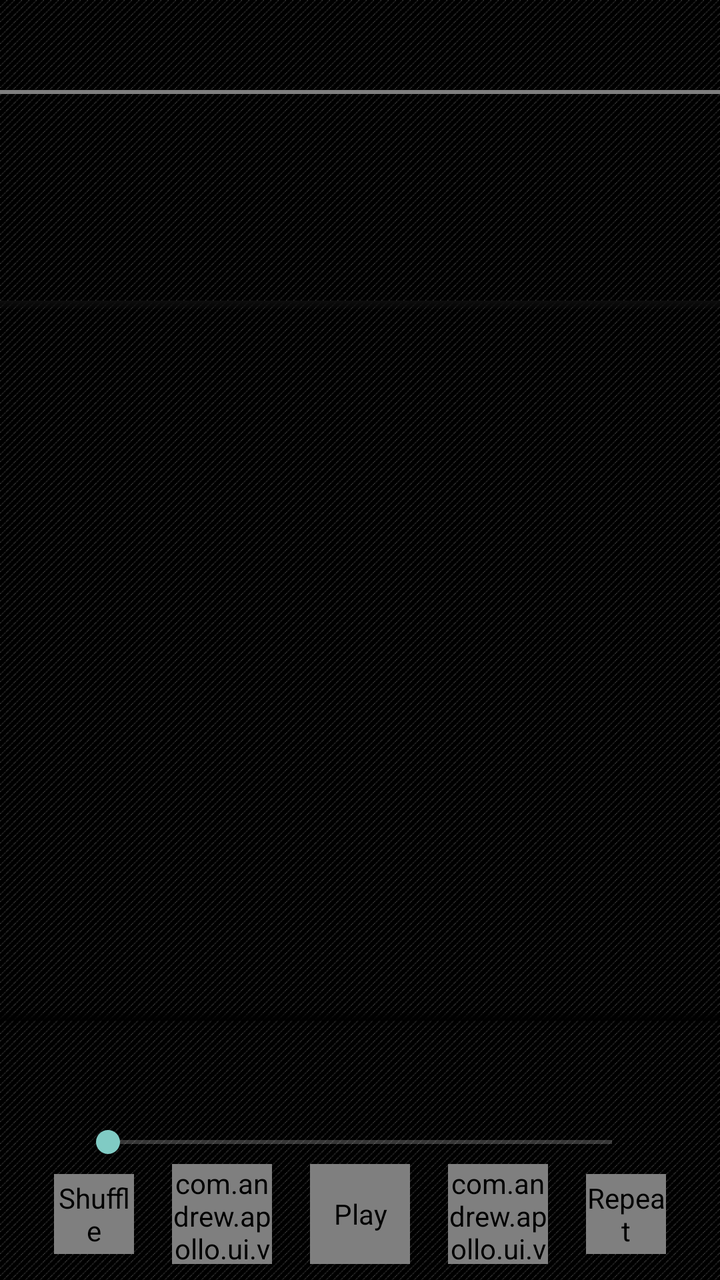
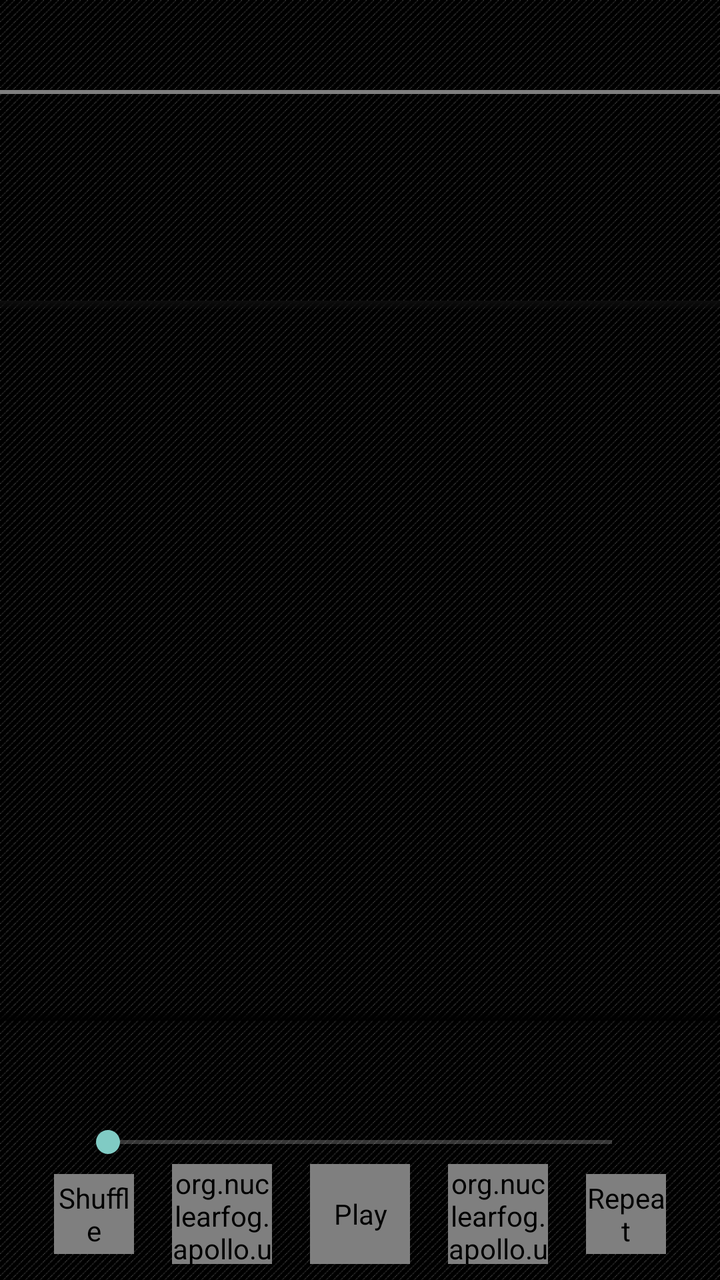

Two renders of the same Android screen: before a commit and after it. Below are the layout's source before the change and the commit's diff.
<!-- AndroidManifest.xml: application theme Apollo.Theme.Dark -->
<!-- res/layout/activity_player_base.xml -->
<?xml version="1.0" encoding="utf-8"?>
<androidx.constraintlayout.widget.ConstraintLayout xmlns:android="http://schemas.android.com/apk/res/android"
	xmlns:app="http://schemas.android.com/apk/res-auto"
	xmlns:tools="http://schemas.android.com/tools"
	android:orientation="vertical"
	android:layout_width="match_parent"
	android:layout_height="match_parent"
	android:background="@drawable/pager_background">

	<androidx.appcompat.widget.Toolbar
		android:id="@+id/player_toolbar"
		android:layout_width="0dp"
		android:layout_height="@dimen/toolbar_height"
		app:layout_constraintStart_toStartOf="parent"
		app:layout_constraintTop_toTopOf="parent"
		app:layout_constraintBottom_toTopOf="@id/colorstrip"
		app:layout_constraintEnd_toEndOf="parent"
		tools:ignore="InconsistentLayout" />

	<com.andrew.apollo.ui.views.theme.Colorstrip
		android:id="@+id/colorstrip"
		android:layout_width="0dp"
		android:layout_height="@dimen/colorstrip_height"
		app:layout_constraintStart_toStartOf="parent"
		app:layout_constraintTop_toBottomOf="@id/player_toolbar"
		app:layout_constraintEnd_toEndOf="parent" />

	<androidx.viewpager.widget.ViewPager
		android:id="@+id/audio_player_pager"
		android:layout_width="0dp"
		android:layout_height="0dp"
		android:visibility="invisible"
		app:layout_constraintStart_toStartOf="parent"
		app:layout_constraintTop_toBottomOf="@id/audio_player_informations"
		app:layout_constraintBottom_toTopOf="@id/audio_player_controls"
		app:layout_constraintEnd_toEndOf="parent" />

	<ImageView
		android:id="@+id/audio_player_album_art"
		android:layout_width="0dp"
		android:layout_height="0dp"
		android:layout_gravity="center"
		android:contentDescription="@string/accessibility_album_art"
		android:scaleType="centerCrop"
		app:layout_constraintStart_toStartOf="parent"
		app:layout_constraintTop_toBottomOf="@id/audio_player_informations"
		app:layout_constraintBottom_toTopOf="@id/audio_player_controls"
		app:layout_constraintEnd_toEndOf="parent"
		app:layout_constraintDimensionRatio="1.0"
		tools:ignore="ImageContrastCheck" />

	<ImageView
		android:id="@+id/audio_player_album_border"
		android:layout_width="0dp"
		android:layout_height="@dimen/shadow_height"
		android:src="@drawable/top_shadow"
		app:layout_constraintStart_toStartOf="@id/audio_player_album_art"
		app:layout_constraintTop_toTopOf="@id/audio_player_album_art"
		app:layout_constraintEnd_toEndOf="@id/audio_player_album_art"
		tools:ignore="ContentDescription,ImageContrastCheck" />

	<ImageView
		android:id="@+id/audio_player_album_border_bottom"
		android:layout_width="0dp"
		android:layout_height="@dimen/shadow_height"
		android:src="@drawable/bottom_shadow"
		app:layout_constraintStart_toStartOf="@id/audio_player_album_art"
		app:layout_constraintBottom_toBottomOf="@id/audio_player_album_art"
		app:layout_constraintEnd_toEndOf="@id/audio_player_album_art"
		tools:ignore="ContentDescription,InconsistentLayout,ImageContrastCheck" />

	<include
		android:id="@+id/audio_player_informations"
		android:layout_height="wrap_content"
		android:layout_width="0dp"
		app:layout_constraintStart_toStartOf="parent"
		app:layout_constraintTop_toBottomOf="@id/colorstrip"
		app:layout_constraintEnd_toEndOf="parent"
		app:layout_constraintVertical_bias="0"
		app:layout_constraintVertical_chainStyle="packed"
		layout="@layout/audio_player_informations" />

	<include
		android:id="@+id/audio_player_controls"
		android:layout_width="0dp"
		android:layout_height="wrap_content"
		app:layout_constraintStart_toStartOf="parent"
		app:layout_constraintBottom_toBottomOf="parent"
		app:layout_constraintEnd_toEndOf="parent"
		layout="@layout/audio_player_controls" />

</androidx.constraintlayout.widget.ConstraintLayout>
<!-- res/layout/audio_player_informations.xml (included above) -->
<?xml version="1.0" encoding="utf-8"?>
<androidx.constraintlayout.widget.ConstraintLayout xmlns:android="http://schemas.android.com/apk/res/android"
	xmlns:app="http://schemas.android.com/apk/res-auto"
	android:layout_width="match_parent"
	android:layout_height="wrap_content"
	android:padding="@dimen/audio_player_informations_padding">

	<TextView
		android:id="@+id/audio_player_artist_name"
		android:layout_width="0dp"
		android:layout_height="wrap_content"
		android:ellipsize="end"
		android:singleLine="true"
		android:textColor="@color/audio_player_line_one"
		android:textSize="@dimen/text_size_medium"
		android:textStyle="bold"
		android:layout_marginEnd="@dimen/audio_player_header_margin"
		android:layout_marginRight="@dimen/audio_player_header_margin"
		app:layout_constraintStart_toStartOf="parent"
		app:layout_constraintTop_toTopOf="parent"
		app:layout_constraintBottom_toTopOf="@id/audio_player_track_name"
		app:layout_constraintEnd_toStartOf="@id/audio_player_switch_queue"
		app:layout_constraintHorizontal_weight="1" />

	<TextView
		android:id="@+id/audio_player_track_name"
		android:layout_width="0dp"
		android:layout_height="wrap_content"
		android:ellipsize="end"
		android:singleLine="true"
		android:textColor="@color/audio_player_line_two"
		android:textSize="@dimen/text_size_medium"
		android:layout_marginEnd="@dimen/audio_player_header_margin"
		android:layout_marginRight="@dimen/audio_player_header_margin"
		app:layout_constraintStart_toStartOf="parent"
		app:layout_constraintTop_toBottomOf="@id/audio_player_artist_name"
		app:layout_constraintBottom_toBottomOf="parent"
		app:layout_constraintEnd_toStartOf="@id/audio_player_switch_queue"
		app:layout_constraintHorizontal_weight="1" />

	<ImageView
		android:id="@+id/audio_player_switch_queue"
		android:layout_width="0dp"
		android:layout_height="0dp"
		android:layout_gravity="center"
		android:contentDescription="@string/accessibility_switch_queue"
		app:layout_constraintTop_toTopOf="@id/audio_player_artist_name"
		app:layout_constraintBottom_toBottomOf="@id/audio_player_track_name"
		app:layout_constraintEnd_toEndOf="parent"
		app:layout_constraintDimensionRatio="1.0" />

	<ImageView
		android:id="@+id/audio_player_switch_album_art"
		android:layout_width="0dp"
		android:layout_height="0dp"
		android:visibility="invisible"
		android:contentDescription="@string/accessibility_switch_album_art"
		app:layout_constraintStart_toStartOf="@id/audio_player_switch_queue"
		app:layout_constraintTop_toTopOf="@id/audio_player_switch_queue"
		app:layout_constraintBottom_toBottomOf="@id/audio_player_switch_queue"
		app:layout_constraintEnd_toEndOf="@id/audio_player_switch_queue"
		app:layout_constraintDimensionRatio="1.0" />

</androidx.constraintlayout.widget.ConstraintLayout>
<!-- res/layout/audio_player_controls.xml (included above) -->
<?xml version="1.0" encoding="utf-8"?>
<androidx.constraintlayout.widget.ConstraintLayout xmlns:android="http://schemas.android.com/apk/res/android"
	xmlns:app="http://schemas.android.com/apk/res-auto"
	android:layout_width="match_parent"
	android:layout_height="wrap_content"
	android:padding="@dimen/audio_player_controls_padding"
	android:baselineAligned="false">

	<TextView
		android:id="@+id/audio_player_current_time"
		android:layout_width="@dimen/audio_player_time_width"
		android:layout_height="wrap_content"
		android:gravity="center"
		android:textColor="@color/audio_player_current_time"
		android:textSize="@dimen/text_size_micro"
		android:singleLine="true"
		app:layout_constraintStart_toStartOf="parent"
		app:layout_constraintTop_toTopOf="@id/player_progress"
		app:layout_constraintBottom_toBottomOf="@id/player_progress"
		app:layout_constraintEnd_toStartOf="@id/player_progress" />

	<SeekBar
		android:id="@+id/player_progress"
		android:layout_width="0dp"
		android:layout_height="wrap_content"
		android:background="@null"
		android:layout_marginBottom="@dimen/audio_player_seek_bar_margin_bottom"
		android:max="1000"
		app:layout_constraintStart_toEndOf="@id/audio_player_current_time"
		app:layout_constraintTop_toTopOf="parent"
		app:layout_constraintBottom_toTopOf="@id/audio_player_controls_barrier"
		app:layout_constraintEnd_toStartOf="@id/audio_player_total_time" />

	<TextView
		android:id="@+id/audio_player_total_time"
		android:layout_width="@dimen/audio_player_time_width"
		android:layout_height="wrap_content"
		android:gravity="center"
		android:textColor="@color/audio_player_total_time"
		android:textSize="@dimen/text_size_micro"
		android:singleLine="true"
		app:layout_constraintStart_toEndOf="@id/player_progress"
		app:layout_constraintTop_toTopOf="@id/player_progress"
		app:layout_constraintBottom_toBottomOf="@id/player_progress"
		app:layout_constraintEnd_toEndOf="parent" />

	<androidx.constraintlayout.widget.Barrier
		android:id="@+id/audio_player_controls_barrier"
		android:layout_width="wrap_content"
		android:layout_height="wrap_content"
		app:barrierDirection="bottom"
		app:constraint_referenced_ids="audio_player_total_time,player_progress,audio_player_current_time" />

	<com.andrew.apollo.ui.views.ShuffleButton
		android:id="@+id/action_button_shuffle"
		android:layout_width="@dimen/audio_player_controls_end_button_width"
		android:layout_height="@dimen/audio_player_controls_end_button_height"
		android:contentDescription="@string/accessibility_shuffle"
		android:scaleType="centerInside"
		android:src="@drawable/btn_playback_shuffle"
		app:layout_constraintStart_toStartOf="parent"
		app:layout_constraintTop_toBottomOf="@id/audio_player_controls_barrier"
		app:layout_constraintBottom_toBottomOf="parent"
		app:layout_constraintEnd_toStartOf="@id/action_button_previous" />

	<com.andrew.apollo.ui.views.RepeatingImageButton
		android:id="@+id/action_button_previous"
		android:layout_width="@dimen/audio_player_controls_main_button_width"
		android:layout_height="@dimen/audio_player_controls_main_button_height"
		android:layout_gravity="center"
		android:scaleType="centerInside"
		android:src="@drawable/btn_playback_previous"
		app:layout_constraintStart_toEndOf="@id/action_button_shuffle"
		app:layout_constraintTop_toBottomOf="@id/audio_player_controls_barrier"
		app:layout_constraintBottom_toBottomOf="parent"
		app:layout_constraintEnd_toStartOf="@id/action_button_play" />

	<com.andrew.apollo.ui.views.PlayPauseButton
		android:id="@+id/action_button_play"
		android:layout_width="@dimen/audio_player_controls_main_button_width"
		android:layout_height="@dimen/audio_player_controls_main_button_height"
		android:layout_gravity="center"
		android:contentDescription="@string/accessibility_play"
		android:focusable="true"
		android:scaleType="centerInside"
		android:src="@drawable/btn_playback_play"
		app:layout_constraintStart_toEndOf="@id/action_button_previous"
		app:layout_constraintTop_toBottomOf="@id/audio_player_controls_barrier"
		app:layout_constraintBottom_toBottomOf="parent"
		app:layout_constraintEnd_toStartOf="@id/action_button_next" />

	<com.andrew.apollo.ui.views.RepeatingImageButton
		android:id="@+id/action_button_next"
		android:layout_width="@dimen/audio_player_controls_main_button_width"
		android:layout_height="@dimen/audio_player_controls_main_button_height"
		android:layout_gravity="center"
		android:scaleType="centerInside"
		android:src="@drawable/btn_playback_next"
		app:layout_constraintStart_toEndOf="@id/action_button_play"
		app:layout_constraintTop_toBottomOf="@id/audio_player_controls_barrier"
		app:layout_constraintBottom_toBottomOf="parent"
		app:layout_constraintEnd_toStartOf="@id/action_button_repeat" />

	<com.andrew.apollo.ui.views.RepeatButton
		android:id="@+id/action_button_repeat"
		android:layout_width="@dimen/audio_player_controls_end_button_width"
		android:layout_height="@dimen/audio_player_controls_end_button_height"
		android:layout_gravity="center"
		android:contentDescription="@string/accessibility_repeat"
		android:focusable="true"
		android:scaleType="centerInside"
		android:src="@drawable/btn_playback_repeat"
		app:layout_constraintStart_toEndOf="@id/action_button_next"
		app:layout_constraintTop_toBottomOf="@id/audio_player_controls_barrier"
		app:layout_constraintBottom_toBottomOf="parent"
		app:layout_constraintEnd_toEndOf="parent" />

</androidx.constraintlayout.widget.ConstraintLayout>
<!-- resources referenced by this layout -->
<resources>
  <color name="audio_player_current_time">@color/white</color>
  <color name="audio_player_line_one">@color/white</color>
  <color name="audio_player_line_two">@color/transparent_white</color>
  <color name="audio_player_total_time">@color/white</color>
  <dimen name="audio_player_controls_end_button_height">40.0dp</dimen>
  <dimen name="audio_player_controls_end_button_width">40.0dp</dimen>
  <dimen name="audio_player_controls_main_button_height">50.0dp</dimen>
  <dimen name="audio_player_controls_main_button_width">50.0dp</dimen>
  <dimen name="audio_player_controls_padding">8.0dp</dimen>
  <dimen name="audio_player_header_margin">8.0dp</dimen>
  <dimen name="audio_player_informations_padding">8.0dp</dimen>
  <dimen name="audio_player_seek_bar_margin_bottom">2.0dp</dimen>
  <dimen name="audio_player_time_width">30.0sp</dimen>
  <dimen name="colorstrip_height">2.0dp</dimen>
  <dimen name="shadow_height">5.0dp</dimen>
  <dimen name="text_size_medium">16.0sp</dimen>
  <dimen name="text_size_micro">12.0sp</dimen>
  <dimen name="toolbar_height">45dp</dimen>
  <!-- drawable bottom_shadow (drawable) -->
  <?xml version="1.0" encoding="utf-8"?>
  <shape xmlns:android="http://schemas.android.com/apk/res/android"
  	android:shape="rectangle">
  
  	<gradient
  		android:angle="90"
  		android:endColor="@color/transparent"
  		android:startColor="@color/black" />
  
  </shape>
  <!-- drawable btn_playback_next: png bitmap (drawable-hdpi, 1521 bytes) -->
  <!-- drawable btn_playback_play: png bitmap (drawable-hdpi, 1410 bytes) -->
  <!-- drawable btn_playback_previous: png bitmap (drawable-hdpi, 1503 bytes) -->
  <!-- drawable btn_playback_repeat: png bitmap (drawable-hdpi, 1763 bytes) -->
  <!-- drawable btn_playback_shuffle: png bitmap (drawable-hdpi, 1098 bytes) -->
  <!-- drawable pager_background (drawable) -->
  <?xml version="1.0" encoding="utf-8"?>
  <bitmap xmlns:android="http://schemas.android.com/apk/res/android"
  	android:src="@drawable/view_pager_background_texture"
  	android:tileMode="repeat" />
  <!-- drawable top_shadow (drawable) -->
  <?xml version="1.0" encoding="utf-8"?>
  <shape xmlns:android="http://schemas.android.com/apk/res/android"
  	android:shape="rectangle">
  
  	<gradient
  		android:angle="270"
  		android:endColor="@color/transparent"
  		android:startColor="@color/action_bar" />
  
  </shape>
  <string name="accessibility_album_art">Album Art</string>
  <string name="accessibility_play">Play</string>
  <string name="accessibility_repeat">Repeat</string>
  <string name="accessibility_shuffle">Shuffle</string>
  <string name="accessibility_switch_album_art">switch to album art</string>
  <string name="accessibility_switch_queue">switch to queue</string>
  <style name="Apollo.Theme.Dark" parent="Theme.AppCompat.NoActionBar">
  		<item name="colorPrimaryDark">#ff0a0a0a</item>
  		<item name="windowActionBar">false</item>
  		<item name="windowNoTitle">true</item>
  		<item name="colorAccent">@android:color/white</item>
  		<item name="android:colorBackground">@android:color/black</item>
  		<item name="android:windowContentOverlay">@null</item>
  		<item name="android:windowAnimationStyle">@style/TransactionPending</item>
  	</style>
  <color name="white">#ffffffff</color>
  <color name="transparent_white">#ffcccccc</color>
  <color name="transparent">#00000000</color>
  <color name="black">#ff000000</color>
  <!-- drawable view_pager_background_texture: png bitmap (drawable-hdpi, 115 bytes) -->
  <color name="action_bar">@color/action_bar_color</color>
  <style name="TransactionPending" parent="@android:style/Animation">
  		<item name="android:activityOpenEnterAnimation">@android:anim/fade_in</item>
  		<item name="android:activityOpenExitAnimation">@android:anim/fade_out</item>
  		<item name="android:activityCloseEnterAnimation">@android:anim/fade_in</item>
  		<item name="android:activityCloseExitAnimation">@android:anim/fade_out</item>
  	</style>
  <color name="action_bar_color">#ff0d0d0d</color>
</resources>

<!-- the commit's change to res/layout/activity_player_base.xml (unified diff, before → after) -->
@@ -17,7 +17,7 @@
 		app:layout_constraintEnd_toEndOf="parent"
 		tools:ignore="InconsistentLayout" />
 
-	<com.andrew.apollo.ui.views.theme.Colorstrip
+	<org.nuclearfog.apollo.ui.views.theme.Colorstrip
 		android:id="@+id/colorstrip"
 		android:layout_width="0dp"
 		android:layout_height="@dimen/colorstrip_height"
@@ -209,7 +209,7 @@
 		app:barrierDirection="bottom"
 		app:constraint_referenced_ids="audio_player_total_time,player_progress,audio_player_current_time" />
 
-	<com.andrew.apollo.ui.views.ShuffleButton
+	<org.nuclearfog.apollo.ui.views.ShuffleButton
 		android:id="@+id/action_button_shuffle"
 		android:layout_width="@dimen/audio_player_controls_end_button_width"
 		android:layout_height="@dimen/audio_player_controls_end_button_height"
@@ -221,7 +221,7 @@
 		app:layout_constraintBottom_toBottomOf="parent"
 		app:layout_constraintEnd_toStartOf="@id/action_button_previous" />
 
-	<com.andrew.apollo.ui.views.RepeatingImageButton
+	<org.nuclearfog.apollo.ui.views.RepeatingImageButton
 		android:id="@+id/action_button_previous"
 		android:layout_width="@dimen/audio_player_controls_main_button_width"
 		android:layout_height="@dimen/audio_player_controls_main_button_height"
@@ -233,7 +233,7 @@
 		app:layout_constraintBottom_toBottomOf="parent"
 		app:layout_constraintEnd_toStartOf="@id/action_button_play" />
 
-	<com.andrew.apollo.ui.views.PlayPauseButton
+	<org.nuclearfog.apollo.ui.views.PlayPauseButton
 		android:id="@+id/action_button_play"
 		android:layout_width="@dimen/audio_player_controls_main_button_width"
 		android:layout_height="@dimen/audio_player_controls_main_button_height"
@@ -247,7 +247,7 @@
 		app:layout_constraintBottom_toBottomOf="parent"
 		app:layout_constraintEnd_toStartOf="@id/action_button_next" />
 
-	<com.andrew.apollo.ui.views.RepeatingImageButton
+	<org.nuclearfog.apollo.ui.views.RepeatingImageButton
 		android:id="@+id/action_button_next"
 		android:layout_width="@dimen/audio_player_controls_main_button_width"
 		android:layout_height="@dimen/audio_player_controls_main_button_height"
@@ -259,7 +259,7 @@
 		app:layout_constraintBottom_toBottomOf="parent"
 		app:layout_constraintEnd_toStartOf="@id/action_button_repeat" />
 
-	<com.andrew.apollo.ui.views.RepeatButton
+	<org.nuclearfog.apollo.ui.views.RepeatButton
 		android:id="@+id/action_button_repeat"
 		android:layout_width="@dimen/audio_player_controls_end_button_width"
 		android:layout_height="@dimen/audio_player_controls_end_button_height"
